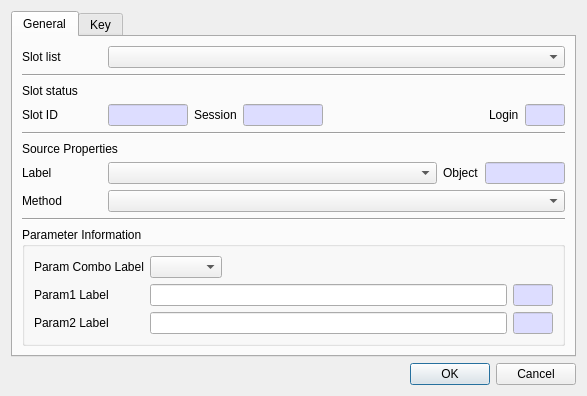
Above: CryptokiMan/derive_key_dlg.ui from jykim74/CryptokiMan before the change. Below: the same form after it.
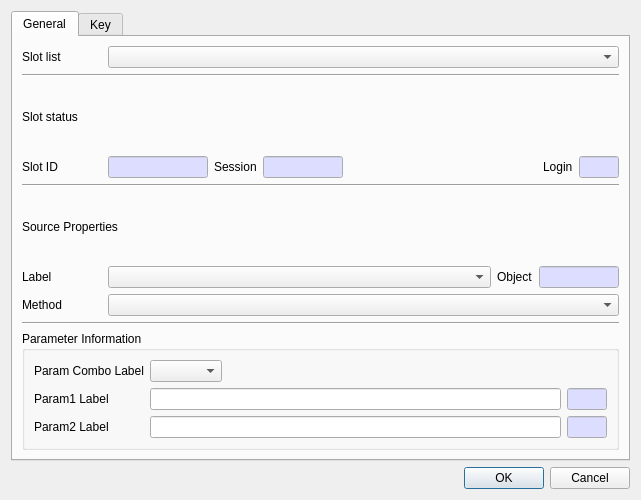
That is the form after the change. The open tabs and pages were chosen to show the change.

```diff
--- a/CryptokiMan/derive_key_dlg.ui
+++ b/CryptokiMan/derive_key_dlg.ui
@@ -6,8 +6,8 @@
    <rect>
     <x>0</x>
     <y>0</y>
-    <width>587</width>
-    <height>389</height>
+    <width>641</width>
+    <height>500</height>
    </rect>
   </property>
   <property name="windowTitle">
@@ -147,7 +147,7 @@
           <widget class="QLineEdit" name="mSlotIDText">
            <property name="maximumSize">
             <size>
-             <width>80</width>
+             <width>100</width>
              <height>16777215</height>
             </size>
            </property>
```
Left out of the diff: 2 changed lines with no effect on the pictures.
